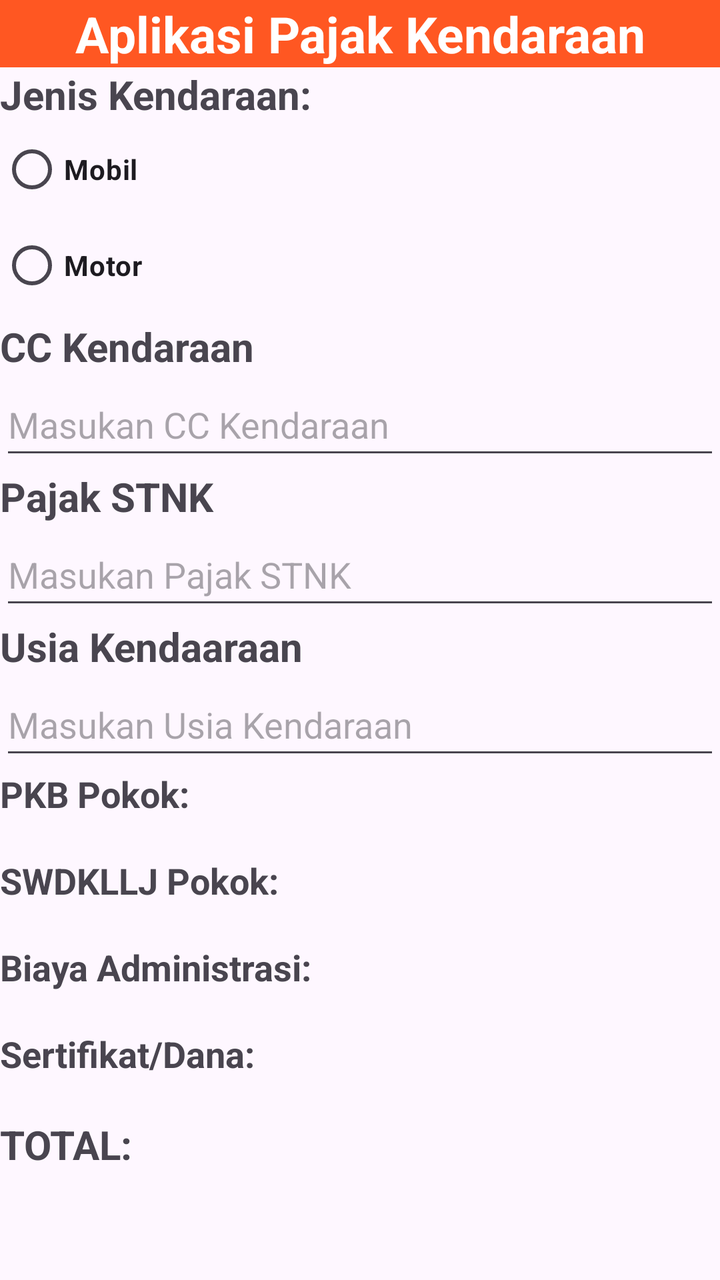
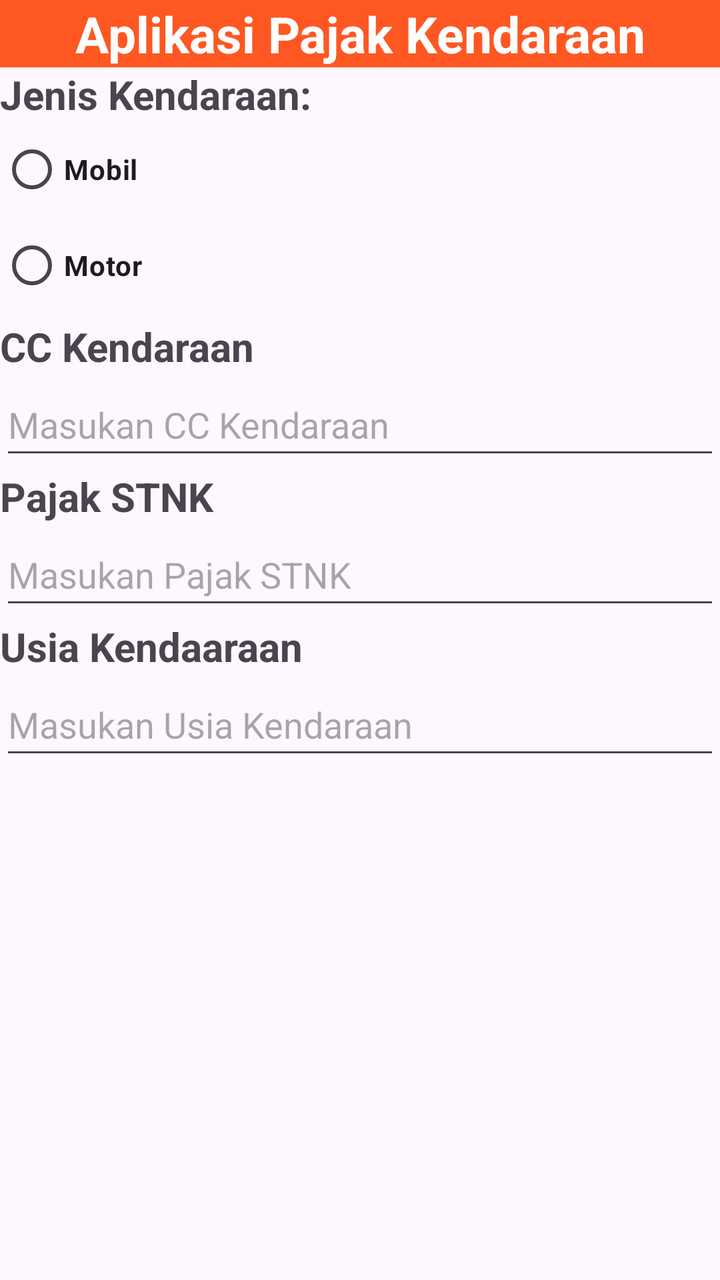

Two renders of the same Android screen: before a commit and after it. Below are the layout's source before the change and the commit's diff.
<!-- AndroidManifest.xml: application theme Theme.APK -->
<!-- res/layout/activity_main.xml -->
<?xml version="1.0" encoding="utf-8"?>
<LinearLayout xmlns:android="http://schemas.android.com/apk/res/android"
    xmlns:app="http://schemas.android.com/apk/res-auto"
    xmlns:tools="http://schemas.android.com/tools"
    android:id="@+id/main"
    android:layout_width="match_parent"
    android:layout_height="match_parent"
    android:orientation="vertical"
    tools:context=".MainActivity">

    <TextView
        android:id="@+id/judul"
        android:layout_width="match_parent"
        android:layout_height="wrap_content"
        android:text="@string/ap"
        android:background="@color/orange"
        android:textColor="@color/white"
        android:textStyle="bold"
        android:textSize="25sp"
        android:textAlignment="center"
        />

    <TextView
        android:id="@+id/jenis"
        android:layout_width="match_parent"
        android:layout_height="wrap_content"
        android:text="@string/jk"
        android:textSize="20sp"
        android:textStyle="bold" />

    <RadioGroup
        android:id="@+id/JenisKendaraan"
        android:layout_width="match_parent"
        android:layout_height="99dp">

        <RadioButton
            android:id="@+id/mobil"
            android:layout_width="match_parent"
            android:layout_height="wrap_content"
            android:text="@string/m"
            android:textStyle="bold" />

        <RadioButton
            android:id="@+id/motor"
            android:layout_width="match_parent"
            android:layout_height="wrap_content"
            android:text="@string/mt"
            android:textStyle="bold" />

    </RadioGroup>

    <TextView
        android:id="@+id/cck"
        android:layout_width="match_parent"
        android:layout_height="wrap_content"
        android:text="@string/cc"
        android:textSize="20sp"
        android:textStyle="bold" />

    <EditText
        android:id="@+id/InputCC"
        android:layout_width="match_parent"
        android:layout_height="48dp"
        android:ems="10"
        android:hint="@string/c"
        android:inputType="numberSigned" />

    <TextView
        android:id="@+id/pjkstnk"
        android:layout_width="match_parent"
        android:layout_height="wrap_content"
        android:text="@string/ps"
        android:textSize="20sp"
        android:textStyle="bold" />

    <EditText
        android:id="@+id/InputPajakSTNK"
        android:layout_width="match_parent"
        android:layout_height="48dp"
        android:ems="10"
        android:inputType="numberSigned"
        android:hint="@string/p" />

    <TextView
        android:id="@+id/usk"
        android:layout_width="match_parent"
        android:layout_height="wrap_content"
        android:textSize="20sp"
        android:text="@string/uk"
        android:textStyle="bold"/>

    <EditText
        android:id="@+id/editusia"
        android:layout_width="match_parent"
        android:layout_height="48dp"
        android:ems="10"
        android:inputType="numberSigned"
        android:hint="@string/u"/>

    <TextView
        android:id="@+id/pkbp"
        android:layout_width="match_parent"
        android:layout_height="wrap_content"
        android:textSize="18sp"
        android:textStyle="bold"
        android:text="@string/pkb" />

    <TextView
        android:id="@+id/hasilpkb"
        android:gravity="center_vertical|right"
        android:layout_width="match_parent"
        android:layout_height="wrap_content" />

    <TextView
        android:id="@+id/swd"
        android:layout_width="match_parent"
        android:layout_height="wrap_content"
        android:textSize="18sp"
        android:textStyle="bold"
        android:text="@string/sw" />

    <TextView
        android:id="@+id/SWDKLLJ"
        android:layout_width="match_parent"
        android:gravity="center_vertical|right"
        android:layout_height="wrap_content" />

    <TextView
        android:id="@+id/bad"
        android:layout_width="match_parent"
        android:layout_height="wrap_content"
        android:text="@string/bya"
        android:textSize="18sp"
        android:textStyle="bold"/>

    <TextView
        android:id="@+id/Administrasi"
        android:gravity="center_vertical|right"
        android:layout_width="match_parent"
        android:layout_height="wrap_content" />

    <TextView
        android:id="@+id/sod"
        android:layout_width="match_parent"
        android:layout_height="25dp"
        android:text="@string/sd"
        android:textSize="18sp"
        android:textStyle="bold" />

    <TextView
        android:id="@+id/Sertif"
        android:gravity="center_vertical|right"
        android:layout_width="match_parent"
        android:layout_height="wrap_content" />

    <TextView
        android:id="@+id/total"
        android:layout_width="match_parent"
        android:layout_height="25dp"
        android:text="@string/tl"
        android:textSize="20sp"
        android:textStyle="bold" />

    <TextView
        android:id="@+id/hasilTotal"
        android:layout_width="match_parent"
        android:textSize="30sp"
        android:gravity="center_vertical|right"
        android:text=""
        android:layout_height="91dp" />

    <Button
        android:id="@+id/submit"
        android:layout_width="match_parent"
        android:layout_height="wrap_content"
        android:text="@string/sub"
        android:backgroundTint="@color/grey"
        android:onClick="Submit"/>

</LinearLayout>
<!-- resources referenced by this layout -->
<resources>
  <color name="grey">#29292C</color>
  <color name="orange">#FF5722</color>
  <color name="white">#FFFFFFFF</color>
  <string name="ap">Aplikasi Pajak Kendaraan</string>
  <string name="bya">Biaya Administrasi:</string>
  <string name="c">Masukan CC Kendaraan</string>
  <string name="cc">CC Kendaraan</string>
  <string name="jk">Jenis Kendaraan:</string>
  <string name="m">Mobil</string>
  <string name="mt">Motor</string>
  <string name="p">Masukan Pajak STNK</string>
  <string name="pkb">PKB Pokok:</string>
  <string name="ps">Pajak STNK</string>
  <string name="sd">Sertifikat/Dana:</string>
  <string name="sub">Submit</string>
  <string name="sw">SWDKLLJ Pokok:</string>
  <string name="tl">TOTAL:</string>
  <string name="u">Masukan Usia Kendaraan</string>
  <string name="uk">Usia Kendaaraan</string>
  <style name="Theme.APK" parent="Base.Theme.APK" />
  <style name="Base.Theme.APK" parent="Theme.Material3.DayNight.NoActionBar">
          
          
      </style>
</resources>

<!-- the commit's change to res/layout/activity_main.xml (unified diff, before → after) -->
@@ -94,6 +94,7 @@
         android:layout_width="match_parent"
         android:layout_height="48dp"
         android:ems="10"
+        android:maxLength="3"
         android:inputType="numberSigned"
         android:hint="@string/u"/>
 
@@ -102,8 +103,7 @@
         android:layout_width="match_parent"
         android:layout_height="wrap_content"
         android:textSize="18sp"
-        android:textStyle="bold"
-        android:text="@string/pkb" />
+        android:textStyle="bold" />
 
     <TextView
         android:id="@+id/hasilpkb"
@@ -116,8 +116,7 @@
         android:layout_width="match_parent"
         android:layout_height="wrap_content"
         android:textSize="18sp"
-        android:textStyle="bold"
-        android:text="@string/sw" />
+        android:textStyle="bold" />
 
     <TextView
         android:id="@+id/SWDKLLJ"
@@ -129,7 +128,6 @@
         android:id="@+id/bad"
         android:layout_width="match_parent"
         android:layout_height="wrap_content"
-        android:text="@string/bya"
         android:textSize="18sp"
         android:textStyle="bold"/>
 
@@ -143,7 +141,6 @@
         android:id="@+id/sod"
         android:layout_width="match_parent"
         android:layout_height="25dp"
-        android:text="@string/sd"
         android:textSize="18sp"
         android:textStyle="bold" />
 
@@ -157,7 +154,6 @@
         android:id="@+id/total"
         android:layout_width="match_parent"
         android:layout_height="25dp"
-        android:text="@string/tl"
         android:textSize="20sp"
         android:textStyle="bold" />
 
@@ -174,7 +170,7 @@
         android:layout_width="match_parent"
         android:layout_height="wrap_content"
         android:text="@string/sub"
-        android:backgroundTint="@color/grey"
+        android:backgroundTint="@color/blue"
         android:onClick="Submit"/>
 
 </LinearLayout>
<!-- resource entries referenced after the edit -->
@@ -1,22 +1,17 @@
 <!-- resources referenced by this layout -->
 <resources>
-  <color name="grey">#29292C</color>
+  <color name="blue">#00b4d8</color>
   <color name="orange">#FF5722</color>
   <color name="white">#FFFFFFFF</color>
   <string name="ap">Aplikasi Pajak Kendaraan</string>
-  <string name="bya">Biaya Administrasi:</string>
   <string name="c">Masukan CC Kendaraan</string>
   <string name="cc">CC Kendaraan</string>
   <string name="jk">Jenis Kendaraan:</string>
   <string name="m">Mobil</string>
   <string name="mt">Motor</string>
   <string name="p">Masukan Pajak STNK</string>
-  <string name="pkb">PKB Pokok:</string>
   <string name="ps">Pajak STNK</string>
-  <string name="sd">Sertifikat/Dana:</string>
   <string name="sub">Submit</string>
-  <string name="sw">SWDKLLJ Pokok:</string>
-  <string name="tl">TOTAL:</string>
   <string name="u">Masukan Usia Kendaraan</string>
   <string name="uk">Usia Kendaaraan</string>
   <style name="Theme.APK" parent="Base.Theme.APK" />
